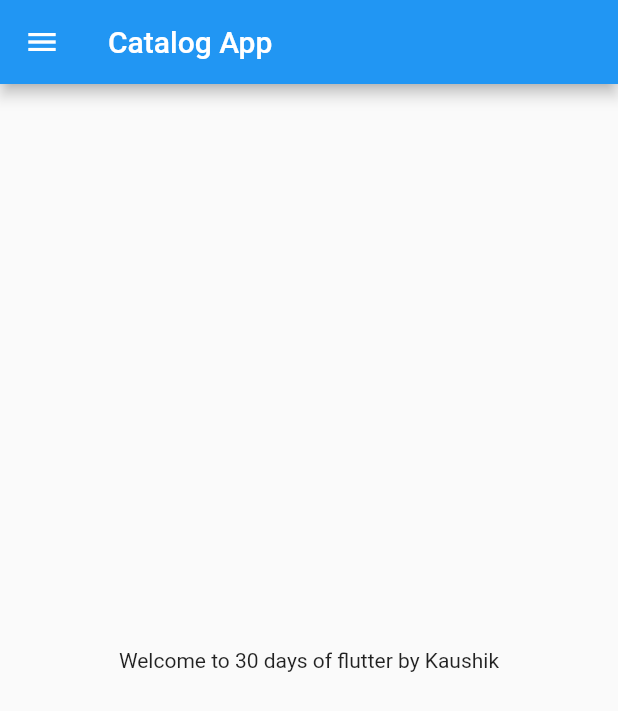
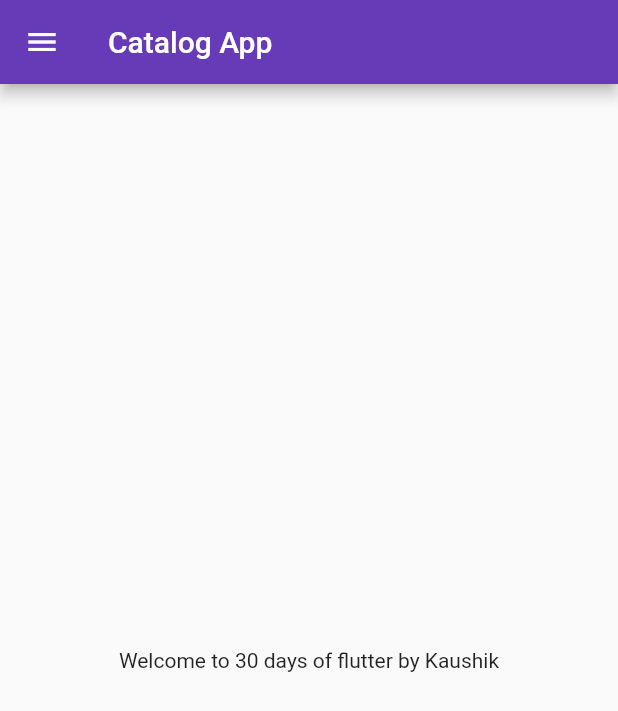
Before and after one commit to kaushik-762/Catalog-App, a Flutter app: the screen it shows after launch, on a phone screen of 412 x 824 dp. Shown: the top 711 px of the screen. Run offline on Flutter 3.47's test engine with Material 2 defaults, Android fonts, the phone set to English and light mode, and no system bars.

Commit message:
Day4partA Completed

```diff
--- a/lib/main.dart
+++ b/lib/main.dart
@@ -1,6 +1,6 @@
 import 'package:flutter/material.dart';
 
-import 'home_page.dart';
+import 'pages/home_page.dart';
 
 void main() {
   runApp(MyApp());
@@ -10,9 +10,29 @@ class MyApp extends StatelessWidget {
   MyApp({Key? key}) : super(key: key);
 
   @override
+
+  //Widget-return widget(just like int and void)
+  //BuildContext-Parameter of the method "build"
+  //for method--> void bringVegetables({bool thaila=false},{int paisa=100})
+                              //{}- optional parameters
   Widget build(BuildContext context) {
     return MaterialApp(
       home: HomePage(), //To import HomePage(Command+.)
+
+      themeMode: ThemeMode.light,
+
+      theme: ThemeData(
+        primarySwatch: Colors.deepPurple,
+        brightness: Brightness.light
+      ),
+
+      darkTheme: ThemeData(
+        brightness: Brightness.dark
+      ),
+
+
+
+
     );
   }
 }
```
Also changed, not shown: lib/pages/home_page.dart (renamed from lib/home_page.dart).
